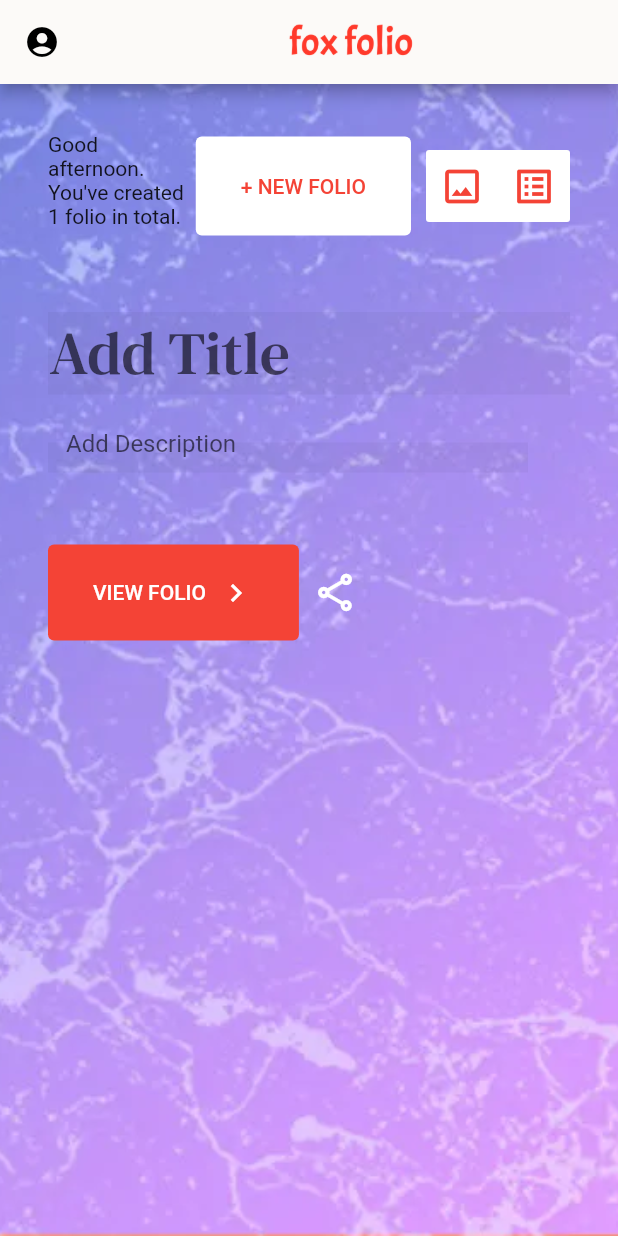
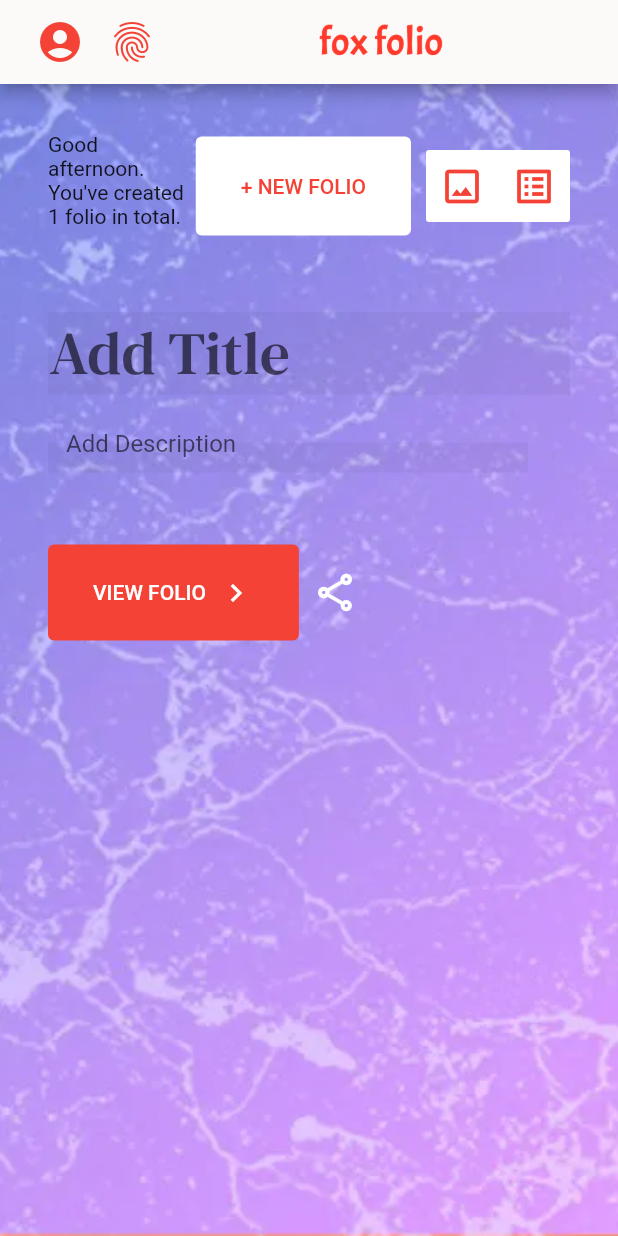
Before and after one commit to jademisato/fox, a Flutter app: the screen it shows after launch, on a phone screen of 412 x 824 dp. Run offline on Flutter 3.47's test engine with Material 2 defaults, Android fonts, the phone set to English and light mode, and no system bars; project files that could hold a hidden picture were left out.

Commit message:
Add a fingerprint button to header

```diff
--- a/lib/main.dart
+++ b/lib/main.dart
@@ -110,14 +110,46 @@
       ),
       home: Scaffold(
         appBar: AppBar(
-          leading: Icon(Icons.account_circle_rounded),
           title: Row(
-            mainAxisAlignment: MainAxisAlignment.center,
-            children: [
-              Image.asset(
-                'images/logo.png',
-                fit: BoxFit.contain,
-                height: 32,
+            mainAxisAlignment: MainAxisAlignment.start,
+            crossAxisAlignment: CrossAxisAlignment.center,
+            children: <Widget>[
+              IconButton(
+                onPressed: () {},
+                icon: const Icon(
+                  Icons.account_circle_rounded,
+                  color: Colors.red,
+                  size: 32.0,
+                  semanticLabel: 'Open User Info panel',
+                ),
+              ),
+              Stack(
+                children: <Widget>[
+                  Ink(
+                    decoration: const ShapeDecoration(
+                      // color: Colors.grey,
+                      shape: CircleBorder(),
+                    ),
+                    child: IconButton(
+                      onPressed: () {},
+                      icon: const Icon(
+                        Icons.fingerprint_outlined,
+                        color: Colors.red,
+                        size: 32.0,
+                        semanticLabel: 'Switch to Touch Mode',
+                      ),
+                    ),
+                  ),
+                ],
+              ),
+              Expanded(
+                child: Center(
+                  child: Image.asset(
+                    'images/logo.png',
+                    fit: BoxFit.contain,
+                    height: 32,
+                  ),
+                ),
               ),
             ],
           ),
```
